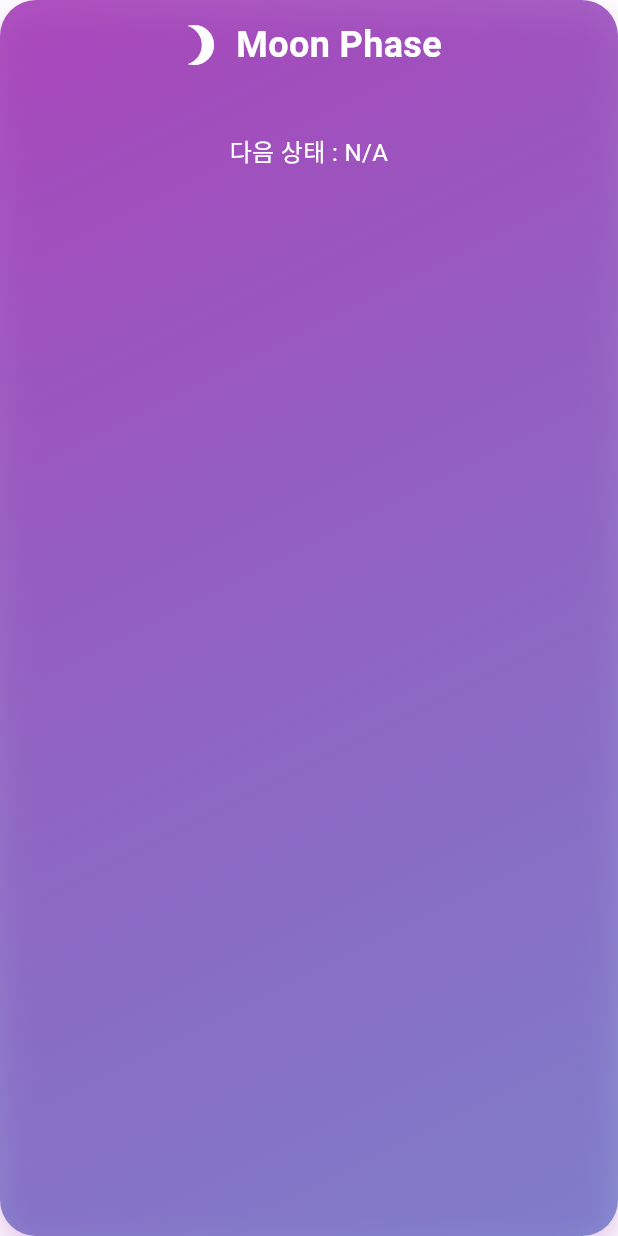
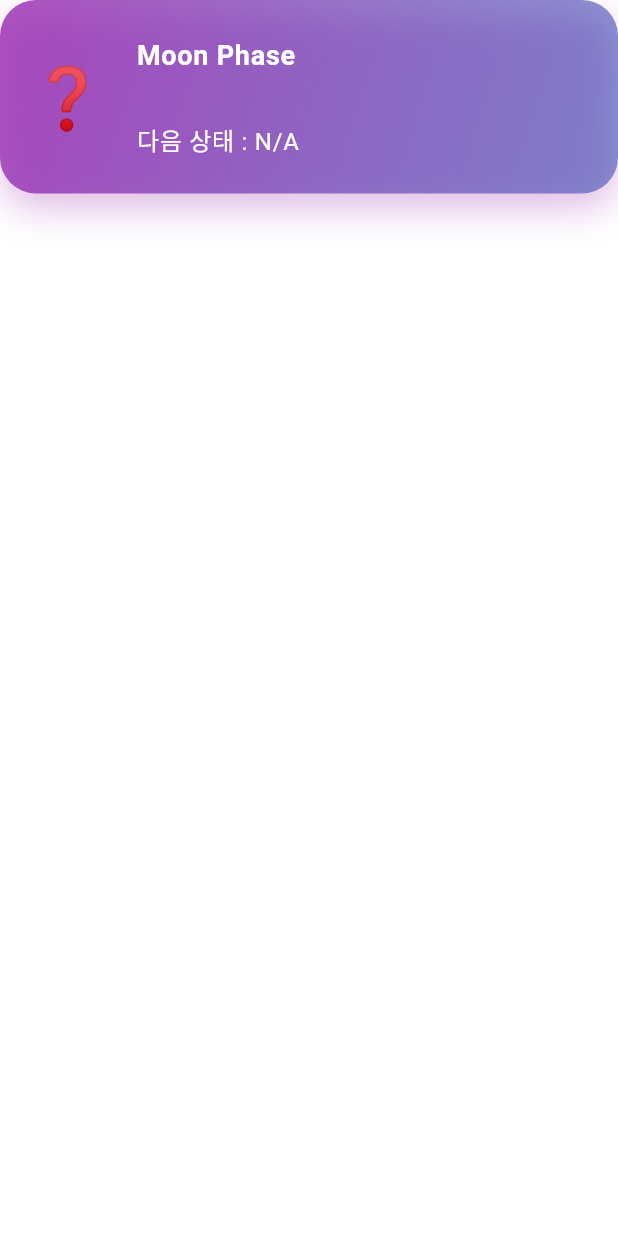
Before and after one commit to Studiosaan/Void-of-course, a Flutter app: the MoonPhaseCard widget shown alone on an empty page, opened directly with empty values, on a phone screen of 412 x 824 dp. Run offline on Flutter 3.47's test engine with Material 3 defaults, Android fonts, the phone set to English and light mode, and no system bars; our stand-ins replace animated_theme_switcher, table_calendar; missing offline and left inert: sweph.

Commit message:
Moon Phase_Done

```diff
--- a/lib/screens/home_screen.dart
+++ b/lib/screens/home_screen.dart
@@ -98,8 +98,10 @@ class _HomeScreenState extends State<HomeScreen> {
 
     // 다음 별자리로 바뀌는 시간에 대한 글자를 만들어요.
     final nextSignTimeText = provider.nextSignTime != null
+        // 만약 다음 별자리로 바뀌는 시간이 있다면, 그 시간을 예쁘게 만들어서 보여줘요.
         ? '다음 싸인 : ${DateFormat('MM월 dd일 HH:mm').format(provider.nextSignTime!)}'
         : '다음 싸인 : N/A';
+
         //---------------------------------------------------------------------------------------------
 
     // --- VOC (Void of Course) 관련 로직 ---
--- a/lib/services/astro_calculator.dart
+++ b/lib/services/astro_calculator.dart
@@ -319,4 +319,34 @@ class AstroCalculator {
       return {'start': null, 'end': null};
     }
   }
+
+  // 달의 위상 이름에 따라 해당하는 이모티콘을 반환하는 함수입니다.
+  String getMoonPhaseEmoji(String moonPhaseName) {
+    switch (moonPhaseName) {
+      case '🌑 New Moon':
+        return '🌑';
+      case '🌒 Waxing Crescent':
+        return '🌒';
+      case '🌓 First Quarter':
+        return '🌓';
+      case '🌔 Waxing Gibbous':
+        return '🌔';
+      case '🌕 Full Moon':
+        return '🌕';
+      case '🌖 Waning Gibbous':
+        return '🌖';
+      case '🌗 Last Quarter':
+        return '🌗';
+      case '🌘 Waning Crescent':
+        return '🌘';
+      default:
+        return '❓'; // 알 수 없는 위상일 경우 물음표 이모티콘을 반환합니다.
+    }
+  }
+
+  // 달의 위상 이름에서 이모지를 제거하고 순수한 이름만 반환하는 함수입니다.
+  String getMoonPhaseNameOnly(String moonPhaseName) {
+    // 이모지와 공백을 제거합니다.
+    return moonPhaseName.replaceAll(RegExp(r'^\S+\s'), '');
+  }
 }
--- a/lib/widgets/moon_phase_card.dart
+++ b/lib/widgets/moon_phase_card.dart
@@ -2,6 +2,7 @@
 import 'package:flutter/material.dart'; // 플러터의 디자인 라이브러리를 가져와요.
 import 'package:intl/intl.dart'; // 날짜와 시간을 예쁘게 보여주는 라이브러리를 가져와요.
 import '../services/astro_state.dart'; // 별자리 계산과 관련된 우리 앱의 기능을 가져와요.
+import '../services/astro_calculator.dart'; // 별자리 계산 관련 도구를 가져와요.
 
 // 달의 현재 상태를 보여주는 예쁜 카드를 만드는 위젯이에요.
 class MoonPhaseCard extends StatelessWidget {
@@ -16,6 +17,7 @@ class MoonPhaseCard extends StatelessWidget {
   Widget build(BuildContext context) {
     // 카드를 담을 상자를 만들어요.
     return Container(
+
       // 상자를 예쁘게 꾸며줘요.
       decoration: BoxDecoration(
         // 배경색을 보라색에서 남색으로 변하게 만들어요.
@@ -38,42 +40,45 @@ class MoonPhaseCard extends StatelessWidget {
           ),
         ],
       ),
-      // 상자 안쪽에 여백을 줘요.
-      child: Padding(
-        padding: const EdgeInsets.all(13.0), // 모든 방향으로 13만큼 여백을 줘요.
-        // 내용물들을 세로로 차곡차곡 쌓아요.
-        child: Column(
+      // 카드 안에 들어갈 내용(아이콘, 글자 등)을 설정해요.
+      child: ListTile(
+        contentPadding: const EdgeInsets.all(15), // 내용물 주변에 모든 방향으로 15만큼 여백을 줘요.
+        // 왼쪽에 달 위상 이모티콘을 보여줄 공간을 만들어요.
+        leading: SizedBox(
+          width: 60, // 너비 60
+          height: 60, // 높이 60
+          // 공간의 가운데에 이모티콘을 놓아요.
+          child: Center(
+            child: Text(
+              AstroCalculator().getMoonPhaseEmoji(provider.moonPhase), // 달의 위상에 따른 이모티콘을 가져와요.
+              style: const TextStyle(fontSize: 40), // 이모티콘 크기를 40으로 해요.
+            ),
+          ),
+        ),
+        // 이모티콘 오른쪽에 글자들을 세로로 쌓아서 보여줘요.
+        title: Column(
+          crossAxisAlignment: CrossAxisAlignment.start, // 글자들을 왼쪽부터 시작하도록 정렬해요.
+          mainAxisSize: MainAxisSize.min, // 내용물 크기만큼만 공간을 차지하게 해요.
           children: [
-            // 아이콘과 제목을 가로로 나란히 놓아요.
-            Row(
-              mainAxisAlignment: MainAxisAlignment.center, // 가운데 정렬해요.
-              children: [
-                const Icon(Icons.brightness_3, color: Colors.white, size: 32), // 달 모양 아이콘을 넣어요.
-                const SizedBox(width: 8), // 아이콘과 글자 사이에 작은 공간을 만들어요.
-                const Text(
-                  'Moon Phase', // '달의 위상'이라는 제목을 써요.
-                  style: TextStyle(
-                    color: Colors.white, // 글자색은 하얀색
-                    fontSize: 24, // 글자 크기는 24
-                    fontWeight: FontWeight.bold, // 글자를 두껍게 만들어요.
-                  ),
-                ),
-              ],
+            // 'Moon Phase' 제목을 보여줘요.
+            Text(
+              'Moon Phase', // '달의 위상'이라는 제목을 써요.
+              style: TextStyle(
+                color: Colors.white, // 글자색은 하얀색
+                fontSize: 18,
+                fontWeight: FontWeight.w600, // 글자를 살짝 두껍게 만들어요.
+              ),
             ),
-            const SizedBox(height: 8), // 제목과 내용 사이에 공간을 만들어요.
             // 달의 현재 상태를 보여주는 글자를 써요.
             Text(
-              provider.moonPhase, // 별자리 정보에서 달의 현재 상태를 가져와요.
+              AstroCalculator().getMoonPhaseNameOnly(provider.moonPhase), // 별자리 정보에서 달의 현재 상태를 가져와요.
               style: const TextStyle(color: Colors.white, fontSize: 18), // 하얀색, 크기 18
-              textAlign: TextAlign.center, // 글자를 가운데 정렬해요.
             ),
-            const SizedBox(height: 8), // 내용과 다음 내용 사이에 작은 공간을 만들어요.
+            const SizedBox(height: 4), // 내용과 다음 내용 사이에 작은 공간을 만들어요.
             // 다음 달의 상태가 언제인지 보여주는 글자를 써요.
             Text(
-              // '다음 상태: 08-18 15:30' 와 같은 형식으로 보여줘요.
               '다음 상태 : ${provider.nextSignTime != null ? DateFormat('MM월 dd일 HH:mm').format(provider.nextSignTime!) : 'N/A'}',
               style: const TextStyle(color: Colors.white, fontSize: 16), // 하얀색, 크기 16
-              textAlign: TextAlign.center, // 글자를 가운데 정렬해요.
             ),
           ],
         ),
--- a/lib/widgets/moon_sign_card.dart
+++ b/lib/widgets/moon_sign_card.dart
@@ -77,13 +77,13 @@ class MoonSignCard extends StatelessWidget {
         contentPadding: const EdgeInsets.all(15), // 내용물 주변에 모든 방향으로 20만큼 여백을 줘요.
         // 왼쪽에 별자리 이모티콘을 보여줄 공간을 만들어요.
         leading: SizedBox(
-          width: 50, // 너비 50
-          height: 50, // 높이 50
+          width: 60, // 너비 60
+          height: 60, // 높이 60
           // 공간의 가운데에 이모티콘을 놓아요.
           child: Center(
             child: Text(
               getZodiacEmoji(provider.moonInSign), // 별자리 이름으로 이모티콘을 찾아서 보여줘요.
-              style: const TextStyle(fontSize: 30), // 이모티콘 크기를 30으로 해요.
+              style: const TextStyle(fontSize: 35), // 이모티콘 크기를 40으로 해요.
             ),
           ),
         ),
--- a/lib/widgets/voc_info_card.dart
+++ b/lib/widgets/voc_info_card.dart
@@ -49,13 +49,13 @@ class VocInfoCard extends StatelessWidget {
         contentPadding: const EdgeInsets.all(15), // 내용물 주변에 모든 방향으로 20만큼 여백을 줘요.
         // 왼쪽에 아이콘을 보여줄 공간을 만들어요.
         leading: SizedBox(
-          width: 50,
-          height: 50,
+          width: 60,
+          height: 60,
           child: Center(
             child: CircleAvatar(
-              radius: 24, // 동그라미의 반지름은 24
+              radius: 28, // 동그라미의 반지름은 28 (조정)
               backgroundColor: iconColor.withOpacity(0.1), // 아이콘 색깔을 아주 연하게 해서 배경색으로 써요.
-              child: Icon(icon, color: iconColor, size: 27), // 아이콘을 보여주고, 정해진 색깔과 크기로 설정해요.
+              child: Icon(icon, color: iconColor, size: 35), // 아이콘을 보여주고, 정해진 색깔과 크기로 설정해요. (조정)
             ),
           ),
         ),
```
Also changed, not shown: 1 other file.
